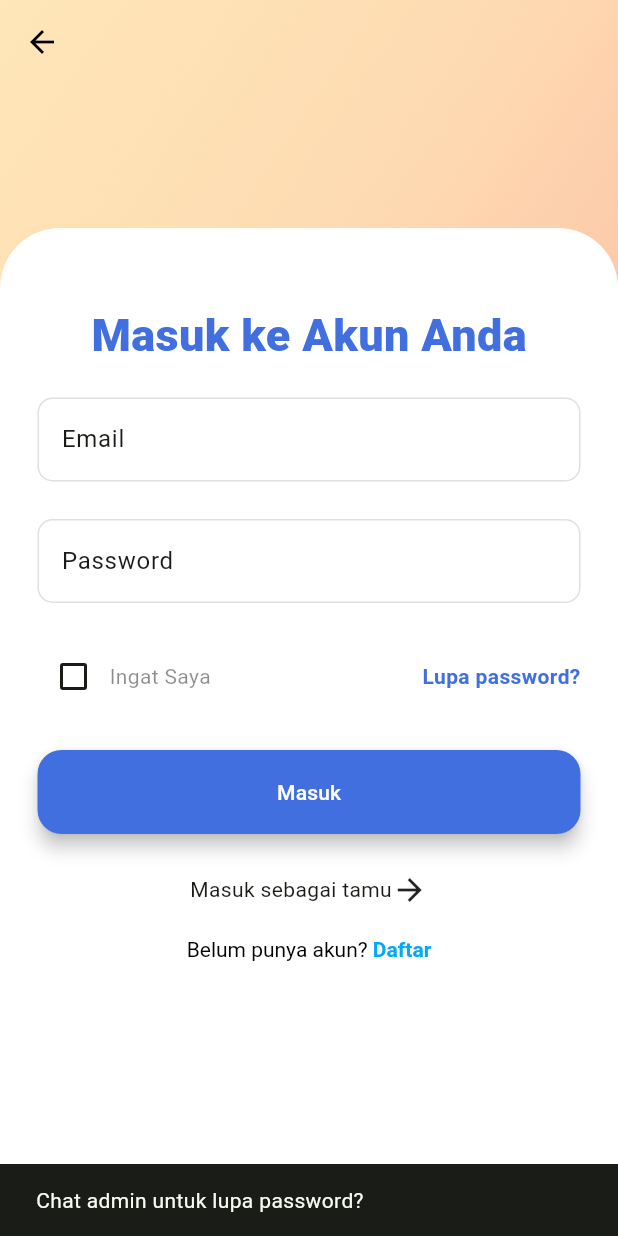
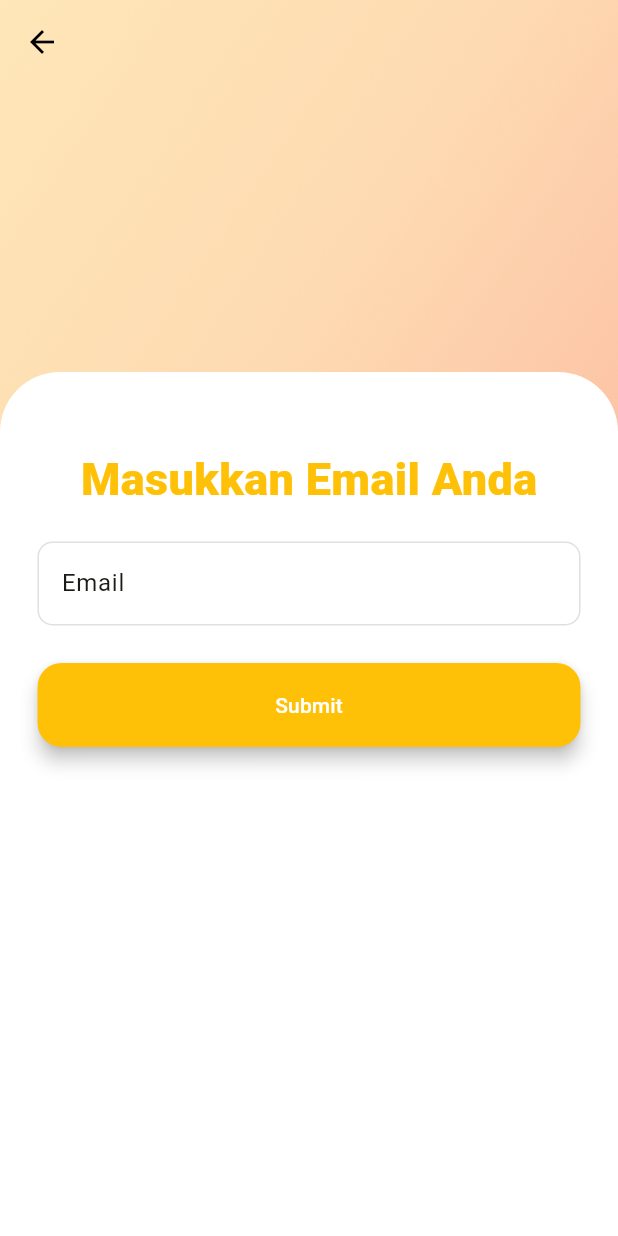
Before and after one commit to MiKami-IPPL/MiKami-Mobile, a Flutter app: the LoginScreen screen opened directly, after a tap on "Lupa password?", on a phone screen of 412 x 824 dp. Run offline on Flutter 3.47's test engine with Material 3 defaults, Android fonts, the phone set to English and light mode, and no system bars; our stand-ins replace dio.

Commit message:
update forgot pass and theme

```diff
--- /dev/null
+++ b/lib/api/Auth.dart
@@ -0,0 +1,20 @@
+import 'package:dio/dio.dart';
+
+class ApiClient {
+  final Dio _dio = Dio();
+// untuk login
+  Future login(String email, String password) async {
+    try {
+      final response = await _dio.post(
+        'http://localhost:8000/api/login',
+        data: {
+          'email': email,
+          'password': password,
+        },
+      );
+      return response.data;
+    } catch (e) {
+      throw e;
+    }
+  }
+}
--- a/lib/screens/forgot_password_screen.dart
+++ b/lib/screens/forgot_password_screen.dart
@@ -1,15 +1,108 @@
 import 'package:flutter/material.dart';
+import 'package:flutter/widgets.dart';
+import 'package:mikami_mobile/screens/register_screen.dart';
+import 'package:mikami_mobile/screens/tamu_screen.dart';
+import 'package:mikami_mobile/theme/theme.dart';
+import 'package:mikami_mobile/widgets/custom_scaffold.dart';
 
-class ForgotPassword extends StatefulWidget {
-  const ForgotPassword({super.key});
+class ForgotScreen extends StatefulWidget {
+  const ForgotScreen({super.key});
 
   @override
-  State<ForgotPassword> createState() => _ForgotPasswordState();
+  State<ForgotScreen> createState() => _ForgotScreenState();
 }
 
-class _ForgotPasswordState extends State<ForgotPassword> {
+class _ForgotScreenState extends State<ForgotScreen> {
+  final _formLoginKey = GlobalKey<FormState>();
+  bool rememberMe = false;
   @override
   Widget build(BuildContext context) {
-    return const Text('Lupa password');
+    return CustomScaffold(
+      child: Column(
+        children: [
+          const Expanded(
+            flex: 2,
+            child: SizedBox(
+              height: 10,
+            ),
+          ),
+          Expanded(
+            flex: 6,
+            child: Container(
+              padding: const EdgeInsets.fromLTRB(25, 50, 25, 20),
+              decoration: const BoxDecoration(
+                color: Colors.white,
+                borderRadius: BorderRadius.only(
+                  topLeft: Radius.circular(40),
+                  topRight: Radius.circular(40),
+                ),
+              ),
+              child: SingleChildScrollView(
+                child: Form(
+                  key: _formLoginKey,
+                  child: Column(
+                    crossAxisAlignment: CrossAxisAlignment.center,
+                    children: [
+                      const Text('Masukkan Email Anda',
+                          style: TextStyle(
+                              fontSize: 30,
+                              fontWeight: FontWeight.w900,
+                              color: Colors.amber)),
+                      const SizedBox(
+                        height: 20,
+                      ),
+                      TextFormField(
+                        validator: (value) =>
+                            value!.isEmpty ? 'Masukkan email' : null,
+                        decoration: InputDecoration(
+                          label: const Text('Email'),
+                          hintText: 'Enter Email',
+                          hintStyle: const TextStyle(
+                            color: Colors.black26,
+                          ),
+                          border: OutlineInputBorder(
+                            borderSide: const BorderSide(
+                              color: Colors.black12, // Default border color
+                            ),
+                            borderRadius: BorderRadius.circular(10),
+                          ),
+                          enabledBorder: OutlineInputBorder(
+                            borderSide: const BorderSide(
+                              color: Colors.black12, // Default border color
+                            ),
+                            borderRadius: BorderRadius.circular(10),
+                          ),
+                        ),
+                        style: const TextStyle(color: Colors.grey),
+                      ),
+                      const SizedBox(
+                        height: 25,
+                      ),
+                      SizedBox(
+                        width: double.infinity,
+                        child: ElevatedButton(
+                          onPressed: () {
+                            if (_formLoginKey.currentState!.validate() &&
+                                rememberMe) {
+                              ScaffoldMessenger.of(context).showSnackBar(
+                                  const SnackBar(
+                                      content: Text('Processing Data')));
+                            }
+                          },
+                          child: const Text('Submit'),
+                        ),
+                      ),
+                      const SizedBox(
+                        height: 25,
+                      ),
+                    ],
+                  ),
+                ),
+              ),
+            ),
+          )
+        ],
+      ),
+    );
   }
 }
--- a/lib/screens/login_screen.dart
+++ b/lib/screens/login_screen.dart
@@ -1,5 +1,6 @@
 import 'package:flutter/material.dart';
 import 'package:flutter/widgets.dart';
+import 'package:mikami_mobile/screens/forgot_password_screen.dart';
 import 'package:mikami_mobile/screens/register_screen.dart';
 import 'package:mikami_mobile/screens/tamu_screen.dart';
 import 'package:mikami_mobile/theme/theme.dart';
@@ -132,10 +133,10 @@ class _LoginScreenState extends State<LoginScreen> {
                           //lupa password
                           GestureDetector(
                             onTap: () {
-                              ScaffoldMessenger.of(context).showSnackBar(
-                                  const SnackBar(
-                                      content: Text(
-                                          'Chat admin untuk lupa password?')));
+                              Navigator.push(
+                                  context,
+                                  MaterialPageRoute(
+                                      builder: (e) => const ForgotScreen()));
                             },
                             child: Text(
                               'Lupa password?',
--- a/lib/theme/theme.dart
+++ b/lib/theme/theme.dart
@@ -2,7 +2,7 @@ import 'package:flutter/material.dart';
 
 const lightColorScheme = ColorScheme(
   brightness: Brightness.light,
-  primary: Color(0xFF416FDF),
+  primary: Color(0xffffc107),
   onPrimary: Color(0xFFFFFFFF),
   secondary: Color(0xFF6EAEE7),
   onSecondary: Color(0xFFFFFFFF),
--- a/pubspec.yaml
+++ b/pubspec.yaml
@@ -35,9 +35,11 @@ dependencies:
 
   # The following adds the Cupertino Icons font to your application.
   # Use with the CupertinoIcons class for iOS style icons.
+  http: ^0.13.4
   cupertino_icons: ^1.0.2
   icons_plus: ^5.0.0
   provider: ^6.1.2
+  dio: ^5.4.1
 
 dev_dependencies:
   flutter_test:
```
Also changed, not shown: pubspec.lock.
